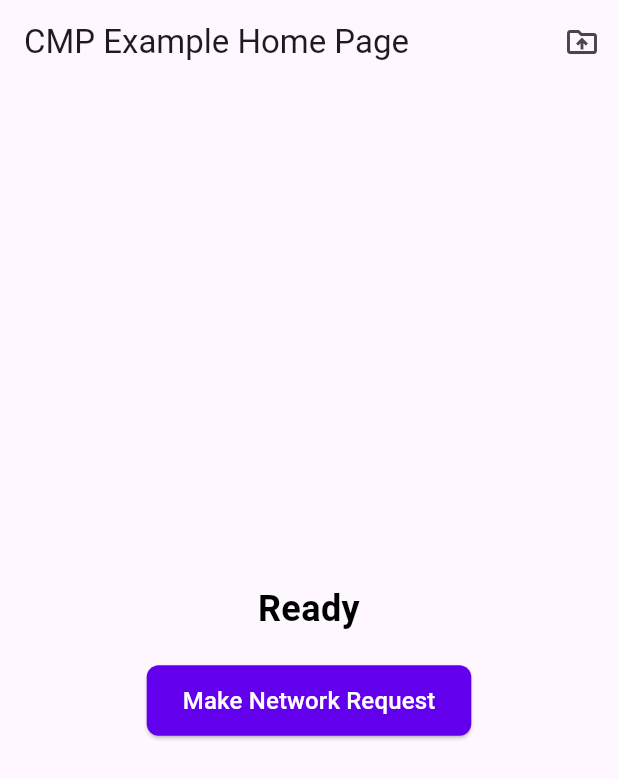
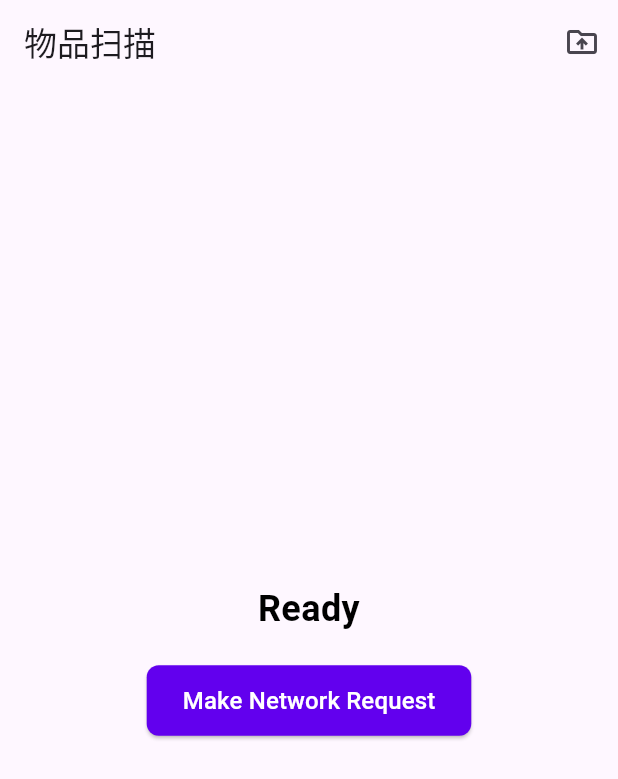
Before and after one commit to portguas/ItemScanner, a Flutter app: the screen it shows after launch, on a phone screen of 412 x 824 dp. Shown: the top 779 px of the screen. Run offline on Flutter 3.47's test engine with Material 3 defaults, Android fonts, the phone set to English and light mode, and no system bars; our stand-ins replace dio, hive, hive_flutter, logger, permission_handler, sqflite; missing offline and left inert: protobuf; accounts and stored records are empty.

Commit message:
feat: 删除冗余代码

```diff
--- a/example/lib/main.dart
+++ b/example/lib/main.dart
@@ -31,11 +31,11 @@ class MyApp extends StatelessWidget {
   @override
   Widget build(BuildContext context) {
     return MaterialApp(
-      title: 'CMP Example',
+      title: '物品扫描',
       theme: ThemeData(
         primarySwatch: Colors.blue,
       ),
-      home: const MyHomePage(title: 'CMP Example Home Page'),
+      home: const MyHomePage(title: '物品扫描'),
     );
   }
 }
@@ -53,8 +53,7 @@ class _MyHomePageState extends State<MyHomePage> {
   final MethodChannel _methodChannel =
       const MethodChannel('com.example.pda/native_to_flutter');
 
-  late final NetworkClient _networkClient;
-  late final TodoRepository _todoRepository;
+
   String _status = 'Ready';
   bool _checkingZip = false;
   bool _permissionsRequested = false;
@@ -62,27 +61,6 @@ class _MyHomePageState extends State<MyHomePage> {
   @override
   void initState() {
     super.initState();
-    _networkClient = NetworkClient(
-      config: NetworkConfig(
-        baseUrl: 'https://api.example.com',
-        tokenProvider: () async => 'demo_token',
-        // 示例：本地桩返回，避免依赖真实服务。
-        stubResolver: (req) {
-          if (req.path == '/todos/1') {
-            return const StubResponse(
-              statusCode: 200,
-              data: {
-                'code': 200,
-                'message': 'success',
-                'data': {'id': 1, 'title': '示例待办'},
-              },
-            );
-          }
-          return null;
-        },
-      ),
-    );
-    _todoRepository = TodoRepository(_networkClient);
 
     // 应用进入首页时请求权限
     _requestPermissionsOnStart();
@@ -151,23 +129,7 @@ class _MyHomePageState extends State<MyHomePage> {
   }
 
   void _makeRequest() async {
-    setState(() {
-      _status = 'Loading...';
-    });
-    LogUtil.d('[UI] Button pressed');
 
-    try {
-      final todo = await _todoRepository.fetchTodo();
-      setState(() {
-        _status = 'Success: ${todo.title}';
-      });
-      LogUtil.i('[UI] Request successful');
-    } catch (e) {
-      setState(() {
-        _status = 'Error: $e';
-      });
-      LogUtil.e('[UI] Request failed: $e');
-    }
   }
 
   @override
@@ -292,19 +254,6 @@ class ScanResult {
   }
 }
 
-class TodoRepository {
-  TodoRepository(this._client);
-
-  final NetworkClient _client;
-
-  Future<Todo> fetchTodo() {
-    return _client.get<Todo>(
-      '/todos/1',
-      parser: (json) => Todo.fromJson(json as Map<String, dynamic>),
-    );
-  }
-}
-
 class _ProgressDialog extends StatelessWidget {
   const _ProgressDialog({required this.message});
 
@@ -323,20 +272,3 @@ class _ProgressDialog extends StatelessWidget {
     );
   }
 }
-
-class Todo {
-  final int id;
-  final String title;
-
-  Todo({
-    required this.id,
-    required this.title,
-  });
-
-  factory Todo.fromJson(Map<String, dynamic> json) {
-    return Todo(
-      id: json['id'] as int,
-      title: json['title'] as String,
-    );
-  }
-}
```
